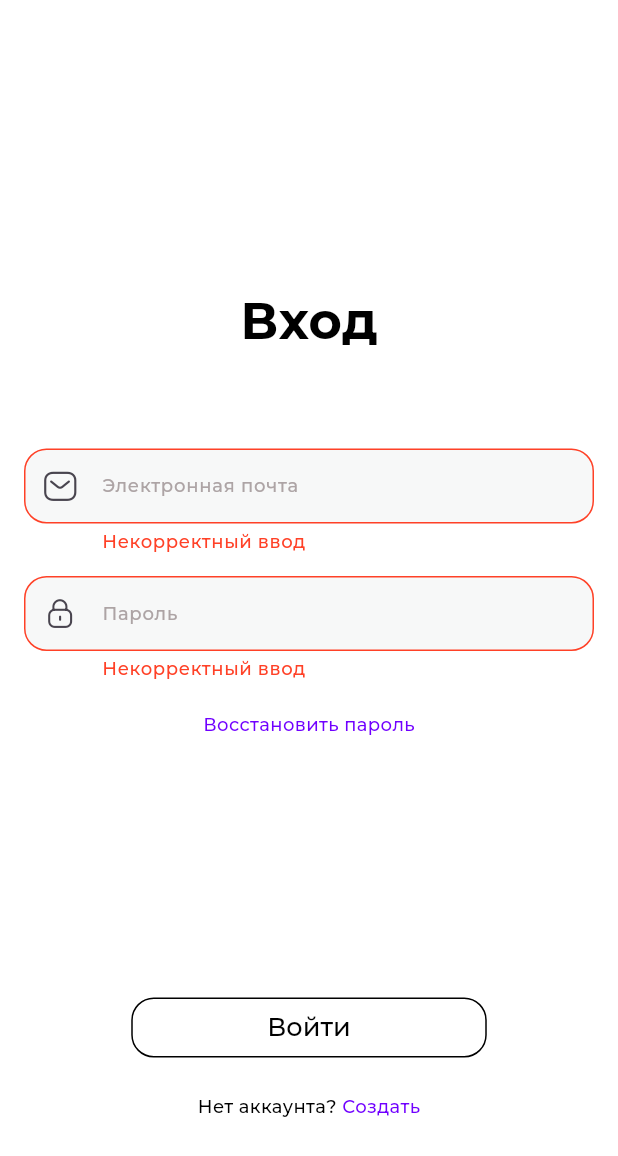
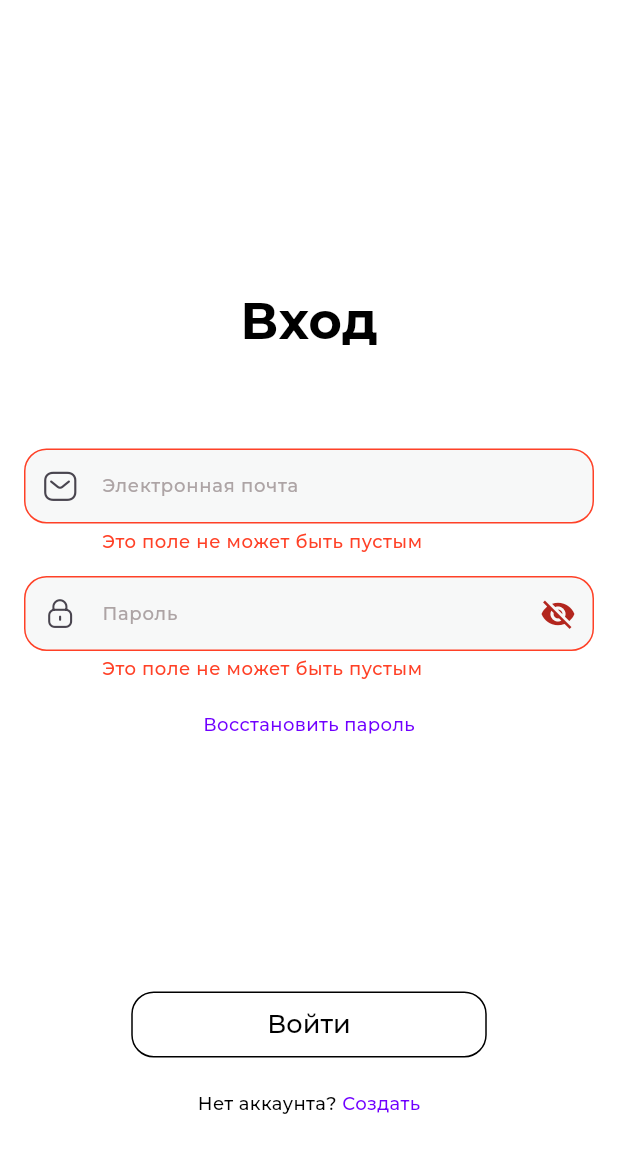
Before and after one commit to MikhailKostyrya/AllService_Mobile, a Flutter app: the screen it shows after launch, after a tap on "Войти", on a phone screen of 412 x 824 dp. Shown: the top 1156 px of the screen. Run offline on Flutter 3.47's test engine with Material 3 defaults, Android fonts, the phone set to English and light mode, and no system bars; our stand-ins replace auto_route, dio, flutter_secure_storage, freezed_annotation, get_it, google_fonts and 2 more; generated files the repository leaves out were written again; statements that could not run were skipped.

Commit message:
P24SA-4 Change di, update screen, create provider

```diff
--- a/lib/allservice_app.dart
+++ b/lib/allservice_app.dart
@@ -21,7 +21,7 @@ class _AllServiceAppState extends State<AllServiceApp> {
         // ],
       ),
       debugShowCheckedModeBanner: false,
-      title: 'ПиИТ',
+      title: 'AllService',
       theme: mainTheme
     );
   }
--- a/lib/di/configure_dependencies.dart
+++ b/lib/di/configure_dependencies.dart
@@ -1,3 +1,5 @@
+import 'dart:async';
+
 import 'package:get_it/get_it.dart';
 import 'package:injectable/injectable.dart';
 
@@ -10,4 +12,7 @@ final getIt = GetIt.instance;
   preferRelativeImports: true,
   asExtension: true,
 )
-void configureDependencies() => getIt.init();
+Future<void> configureDependencies() async {
+  getIt.init();
+  await getIt.allReady();
+}
--- /dev/null
+++ b/lib/di/dependencies.dart
@@ -0,0 +1,32 @@
+import 'package:allservice/features/authorization/data/repository/auth_repository.dart';
+import 'package:allservice/features/authorization/data/service/auth_service.dart';
+import 'package:allservice/res/constants/constants.dart';
+import 'package:allservice/token/interseptor/jwt_interceptor.dart';
+import 'package:allservice/token/repository/token_repository.dart';
+import 'package:dio/dio.dart';
+import 'package:injectable/injectable.dart';
+
+@singleton
+class Dependencies {
+  final Dio dio = Dio();
+
+  late final AuthService _authService = AuthService(dio);
+
+  late final TokenRepository tokenRepository = TokenRepository();
+  late final AuthRepository authRepository = AuthRepository(_authService);
+
+  @postConstruct
+  Future<void> init() async {
+    dio.options = BaseOptions(
+      baseUrl: baseUrl,
+      contentType: Headers.jsonContentType,
+      receiveTimeout: timeout,
+      connectTimeout: timeout,
+      sendTimeout: timeout,
+    );
+
+    await tokenRepository.initTokens();
+
+    dio.interceptors.add(JWTInterceptor(dio, tokenRepository));
+  }
+}
--- a/lib/di/dio_client/dio_client.dart
+++ /dev/null
@@ -1,22 +0,0 @@
-import 'package:allservice/token/interseptor/jwt_interceptor.dart';
-import 'package:dio/dio.dart';
-import 'package:injectable/injectable.dart';
-import 'package:allservice/res/constants/constants.dart';
-
-@singleton
-class DioClient {
-  late final Dio _dio = Dio();
-
-  DioClient() {
-    _dio.options = BaseOptions(
-      baseUrl: baseUrl,
-      contentType: Headers.jsonContentType,
-      receiveTimeout: timeout,
-      connectTimeout: timeout,
-      sendTimeout: timeout,
-    );
-    _dio.interceptors.add(JWTInterceptor());
-  }
-
-  Dio get dio => _dio;
-}
--- a/lib/features/auth/ui/authorization_screen/authorization_screen.dart
+++ /dev/null
@@ -1,92 +0,0 @@
-import 'package:allservice/res/constants/constants.dart';
-import 'package:allservice/res/icons/all_service_icons.dart';
-import 'package:auto_route/annotations.dart';
-import 'package:flutter/material.dart';
-
-@RoutePage()
-class AuthorizationScreen extends StatefulWidget {
-  const AuthorizationScreen({super.key});
-
-  @override
-  State<AuthorizationScreen> createState() => _AuthorizationScreenState();
-}
-
-class _AuthorizationScreenState extends State<AuthorizationScreen> {
-  final emailController = TextEditingController();
-  final passwirdController = TextEditingController();
-
-  @override
-  Widget build(BuildContext context) {
-    return Scaffold(
-      body: SingleChildScrollView(
-        child: Padding(
-          padding: const EdgeInsets.symmetric(horizontal: 16),
-          child: Column(
-            children: [
-              const SizedBox(height: 190),
-              Text('Вход', style: titleTextStyle),
-              const SizedBox(height: 60),
-              SizedBox(
-                height: 85,
-                child: TextFormField(
-                  controller: emailController,
-                  decoration: const InputDecoration(
-                    labelText: 'Электронная почта',
-                    prefixIcon:  Icon(AllServiceIcons.email, size: 20),
-                    errorText: 'Некорректный ввод'
-                  ),
-                ),
-              ),
-              SizedBox(
-                height: 90,
-                child: TextFormField(
-                  controller: passwirdController,
-                  decoration: const InputDecoration(
-                    labelText: 'Пароль',
-                    prefixIcon: Icon(AllServiceIcons.lock, size: 20),
-                    errorText: 'Некорректный ввод'
-                  ),
-                ),
-              ),
-              GestureDetector(
-                child: Text(
-                  'Восстановить пароль',
-                  style: inputFieldTextStyle.copyWith(color: kPrimaryColor),
-                ),
-                onTap: () {},
-              ),
-              const SizedBox(height: 170),
-              Column(
-                mainAxisAlignment: MainAxisAlignment.end,
-                children: [
-                  ElevatedButton(
-                    style: const ButtonStyle(
-                      fixedSize: WidgetStatePropertyAll(Size.fromWidth(237))
-                    ),
-                    onPressed: () {},
-                     child: const Text('Войти')
-                  ),
-                  const SizedBox(height: 20),
-                  Row(
-                    mainAxisAlignment: MainAxisAlignment.center,
-                    children: [
-                      Text('Нет аккаунта? ', style: inputFieldTextStyle),
-                      GestureDetector(
-                        child: Text(
-                          'Создать',
-                          style: inputFieldTextStyle.copyWith(color: kPrimaryColor)
-                        ),
-                        onTap: () {},
-                      ),
-                    ],
-                  ),
-                  const SizedBox(height: 30),
-                ],
-              )
-            ],
-          ),
-        ),
-      ),
-    );
-  }
-}
--- /dev/null
+++ b/lib/features/authorization/data/repository/auth_repository.dart
@@ -0,0 +1,25 @@
+
+import 'package:allservice/features/authorization/data/service/auth_service.dart';
+import 'package:allservice/features/authorization/domain/user_login_request.dart';
+import 'package:allservice/token/domain/jwt_response.dart';
+
+class AuthRepository {
+  final AuthService _authService;
+
+  AuthRepository(
+    this._authService,
+  );
+
+  Future<JwtResponse> login({
+    required UserLoginRequest request,
+  }) async {
+    try {
+      final result = await _authService.loginUser(
+        request: request,
+      );
+      return result;
+    } catch (e, s) {
+      throw Error.throwWithStackTrace(e, s);
+    }
+  }
+}
--- /dev/null
+++ b/lib/features/authorization/provider/authorization_screen_provider.dart
@@ -0,0 +1,74 @@
+// ignore_for_file: use_build_context_synchronously
+
+import 'package:allservice/features/authorization/data/repository/auth_repository.dart';
+import 'package:allservice/features/authorization/domain/user_login_request.dart';
+import 'package:flutter/material.dart';
+
+class AuthorizationScreenProvider extends ChangeNotifier {
+  final AuthRepository _authRepository;
+  final TextEditingController emailController = TextEditingController();
+  final TextEditingController passwordController = TextEditingController();
+  final GlobalKey<FormState> formKey = GlobalKey<FormState>();
+
+  AuthorizationScreenProvider(this._authRepository);
+
+  bool _isLoading = false;
+  bool get isLoading => _isLoading;
+
+  Future<void> login(BuildContext context) async {
+    if (formKey.currentState?.validate() ?? false) {
+      _setLoading(true);
+      try {
+        final request = UserLoginRequest(
+          email: emailController.text,
+          password: passwordController.text,
+        );
+
+        await _authRepository.login(request: request);
+        _setLoading(false);
+        // AutoRouter.of(context).pushAndPopUntil(const HomeRoute(), predicate: (_) => false);
+      } catch (e) {
+        _setLoading(false);
+        ScaffoldMessenger.of(context).showSnackBar(
+          SnackBar(content: Text('Login failed: $e'))
+        );
+      }
+    }
+  }
+
+  void _setLoading(bool value) {
+    _isLoading = value;
+    notifyListeners();
+  }
+
+  void navigateToForgotPassword(BuildContext context) {
+    // AutoRouter.of(context).push(const ForgotPasswordRoute());
+  }
+
+  String? emailValidator(String? value) {
+    if (value == null || value.isEmpty) {
+      return 'Это поле не может быть пустым';
+    }
+    if (!RegExp("^[a-zA-Z0-9+_.-]+@[a-zA-Z0-9.-]+\\.[a-z]+").hasMatch(value)) {
+      return ("Введена некорректрая почта");
+    }
+    return null;
+  }
+
+  String? passwordValidator(String? value) {
+    if (value == null || value.isEmpty) {
+      return 'Это поле не может быть пустым';
+    }
+    if (!RegExp(r'^.{4,}$').hasMatch(value)) {
+      return ("Пароль должен быть больше 4 символов");
+    }
+    return null;
+  }
+
+  @override
+  void dispose() {
+    emailController.dispose();
+    passwordController.dispose();
+    super.dispose();
+  }
+}
--- /dev/null
+++ b/lib/features/authorization/ui/authorization_screen.dart
@@ -0,0 +1,130 @@
+import 'package:allservice/features/authorization/provider/authorization_screen_provider.dart';
+import 'package:allservice/res/constants/constants.dart';
+import 'package:allservice/res/icons/all_service_icons.dart';
+import 'package:provider/provider.dart';
+import 'package:auto_route/annotations.dart';
+import 'package:flutter/material.dart';
+
+@RoutePage()
+class AuthorizationScreen extends StatefulWidget {
+  const AuthorizationScreen({super.key});
+
+  @override
+  State<AuthorizationScreen> createState() => _AuthorizationScreenState();
+}
+
+class _AuthorizationScreenState extends State<AuthorizationScreen> {
+  bool _passwordVisible = true;
+
+  @override
+  Widget build(BuildContext context) {
+    final provider = Provider.of<AuthorizationScreenProvider>(context);
+
+    return Scaffold(
+      body: Form(
+        key: provider.formKey,
+        child: SingleChildScrollView(
+          child: Padding(
+            padding: const EdgeInsets.symmetric(horizontal: 16),
+            child: Column(
+              children: [
+                const SizedBox(height: 190),
+                Text('Вход', style: titleTextStyle),
+                const SizedBox(height: 60),
+                (provider.isLoading)
+                      ? const Align(
+                          alignment: Alignment.bottomCenter,
+                          child: SizedBox(
+                            height: 190,
+                            child: Center(child: CircularProgressIndicator())
+                          )
+                        )
+                      :  Column(
+                          children: [
+                            SizedBox(
+                              height: 85,
+                              child: TextFormField(
+                                controller: provider.emailController,
+                                decoration: const InputDecoration(
+                                  labelText: 'Электронная почта',
+                                  prefixIcon:  Icon(AllServiceIcons.email, size: 20),
+                                ),
+                                validator:(value) => provider.emailValidator(value),
+                              ),
+                            ),
+                            SizedBox(
+                              height: 90,
+                              child: TextFormField(
+                                controller: provider.passwordController,
+                                obscureText: _passwordVisible,
+                                decoration: InputDecoration(
+                                  labelText: 'Пароль',
+                                  prefixIcon: const Icon(AllServiceIcons.lock, size: 20),
+                                  suffixIcon: _buildSuffixIcon(),
+                                ),
+                                validator: (value) => provider.passwordValidator(value),
+                              ),
+                            ),
+                            SizedBox(
+                              height: 15,
+                              child: GestureDetector(
+                                child: Text(
+                                  'Восстановить пароль',
+                                  style: inputFieldTextStyle.copyWith(color: kPrimaryColor),
+                                ),
+                                onTap: () {},
+                              ),
+                            ),
+                          ],
+                        ),
+                const SizedBox(height: 170),
+                Column(
+                  mainAxisAlignment: MainAxisAlignment.end,
+                  children: [
+                    ElevatedButton(
+                      child: const Text('Войти'),
+                      onPressed: () {
+                        provider.login(context);
+                      },
+                    ),
+                    const SizedBox(height: 20),
+                    Row(
+                      mainAxisAlignment: MainAxisAlignment.center,
+                      children: [
+                        Text('Нет аккаунта? ', style: inputFieldTextStyle),
+                        GestureDetector(
+                          child: Text(
+                            'Создать',
+                            style: inputFieldTextStyle.copyWith(color: kPrimaryColor)
+                          ),
+                          onTap: () {},
+                        ),
+                      ],
+                    ),
+                    const SizedBox(height: 30),
+                  ],
+                )
+              ],
+            ),
+          ),
+        ),
+      ),
+    );
+  }
+
+  Widget _buildSuffixIcon() {
+    return IconButton(
+      icon: Icon(
+        _passwordVisible ? Icons.visibility_off : Icons.visibility,
+      ),
+      style: const ButtonStyle(
+        overlayColor: const WidgetStatePropertyAll(Colors.transparent),
+      ),
+      onPressed: () {
+        setState(() {
+          _passwordVisible = !_passwordVisible;
+        });
+      },
+    );
+  }
+}
--- a/lib/main.dart
+++ b/lib/main.dart
@@ -1,6 +1,22 @@
 import 'package:allservice/allservice_app.dart';
+import 'package:allservice/di/configure_dependencies.dart';
+import 'package:allservice/di/dependencies.dart';
+import 'package:allservice/features/authorization/provider/authorization_screen_provider.dart';
 import 'package:flutter/material.dart';
+import 'package:provider/provider.dart';
 
-void main() {
-  runApp(const AllServiceApp());
+void main() async {
+  WidgetsFlutterBinding.ensureInitialized();
+  await configureDependencies();
+
+  runApp(
+    MultiProvider(
+      providers: [
+        ChangeNotifierProvider(
+          create: (_) => AuthorizationScreenProvider(getIt<Dependencies>().authRepository)
+        ),
+      ],
+      child: const AllServiceApp()
+    )
+  );
 }
--- a/lib/res/constants/font_constants.dart
+++ b/lib/res/constants/font_constants.dart
@@ -1,3 +1,4 @@
+import 'package:allservice/res/constants/color_constants.dart';
 import 'package:flutter/material.dart';
 import 'package:google_fonts/google_fonts.dart';
 
@@ -15,3 +16,9 @@ var elevateButtonStyle = GoogleFonts.montserrat(
   fontSize: 17,
   fontWeight: FontWeight.w500
 );
+
+var snackBarTextStyle = GoogleFonts.montserrat(
+  fontSize: 12,
+  fontWeight: FontWeight.w500,
+  color: kTextColor
+);
--- a/lib/res/theme/theme.dart
+++ b/lib/res/theme/theme.dart
@@ -5,6 +5,18 @@ final mainTheme = ThemeData(
   elevatedButtonTheme: elevatedButtonThemeData(),
   inputDecorationTheme: inputDecorationTheme(),
   textSelectionTheme: textSelectionThemeData(),
+  progressIndicatorTheme: progressIndicatorTheme(),
+
+  snackBarTheme: SnackBarThemeData(
+    backgroundColor: kGreyColor3,
+    contentTextStyle: snackBarTextStyle,
+    shape:const RoundedRectangleBorder(
+      borderRadius: BorderRadius.only(
+        topLeft: Radius.circular(12),
+        topRight: Radius.circular(12)
+      ),
+    ),
+  ),
 
   scaffoldBackgroundColor: kBackgroundColor,
   primaryColor: kPrimaryColor,
@@ -15,6 +27,12 @@ final mainTheme = ThemeData(
   ),
   useMaterial3: true,
 );
+
+ProgressIndicatorThemeData progressIndicatorTheme() {
+  return const ProgressIndicatorThemeData(
+    color: kPrimaryColor,
+  );
+}
 
 TextSelectionThemeData textSelectionThemeData() {
   return const TextSelectionThemeData(
@@ -54,7 +72,7 @@ ElevatedButtonThemeData elevatedButtonThemeData() {
           ),
         ),
       ),
-      fixedSize: const WidgetStatePropertyAll(Size.fromHeight(44)),
+      fixedSize: const WidgetStatePropertyAll(Size(237, 44)),
       elevation: const WidgetStatePropertyAll(0),
       animationDuration: Duration.zero,
     )
@@ -64,7 +82,6 @@ ElevatedButtonThemeData elevatedButtonThemeData() {
 InputDecorationTheme inputDecorationTheme() {
   return InputDecorationTheme(
     floatingLabelBehavior: FloatingLabelBehavior.never,
-    // alignLabelWithHint: true,
     contentPadding: const EdgeInsets.symmetric(vertical: 13.0, horizontal: 48),
 
     filled: true,
--- a/lib/router/app_router.dart
+++ b/lib/router/app_router.dart
@@ -1,4 +1,4 @@
-import 'package:allservice/features/auth/ui/authorization_screen/authorization_screen.dart';
+import 'package:allservice/features/authorization/ui/authorization_screen.dart';
 import 'package:allservice/ui/features/become_seller_screen/become_seller_screen.dart';
 import 'package:allservice/ui/features/contacts_screen/contacts_screen.dart';
 import 'package:allservice/ui/features/edit_profile_screen/edit_profile_screen.dart';
@@ -8,13 +8,13 @@ import 'package:allservice/ui/features/notification_screen/notification_screen.d
 import 'package:allservice/ui/features/onboarding_screen/onboarding_screen.dart';
 import 'package:allservice/ui/features/private_policy_screen/private_policy_screen.dart';
 import 'package:allservice/ui/features/profile_screen/profile_screen.dart';
-import 'package:allservice/features/auth/ui/recover_password_screen/recover_password_screen.dart';
+import 'package:allservice/ui/features/recover_password_screen/recover_password_screen.dart';
 import 'package:allservice/ui/features/request_complete_screen/request_complete_screen.dart';
 import 'package:allservice/ui/features/service_history_screen/service_history_screen.dart';
 import 'package:allservice/ui/features/service_list_screen/service_list_screen.dart';
 import 'package:allservice/ui/features/service_request_screen/service_request_screen.dart';
 import 'package:allservice/ui/features/settings_screen/settings_screen.dart';
-import 'package:allservice/features/auth/ui/verification_screen/verification_screen.dart';
+import 'package:allservice/ui/features/verification_screen/verification_screen.dart';
 import 'package:auto_route/auto_route.dart';
 
 part 'app_router.gr.dart';
```
Also changed, not shown: lib/di/configure_dependencies.config.dart, lib/ui/features/recover_password_screen/recover_password_screen.dart (renamed from lib/features/auth/ui/recover_password_screen/recover_password_screen.dart), lib/ui/features/verification_screen/verification_screen.dart (renamed from lib/features/auth/ui/verification_screen/verification_screen.dart).
